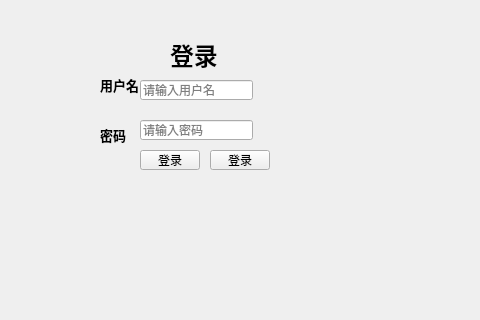
Above: login.ui from chichuxwx/Food-delivery-platform before the change; both pictures show x 200 to 680 and y 140 to 460 of the 800 by 600 pixel window. Below: the same form after it.
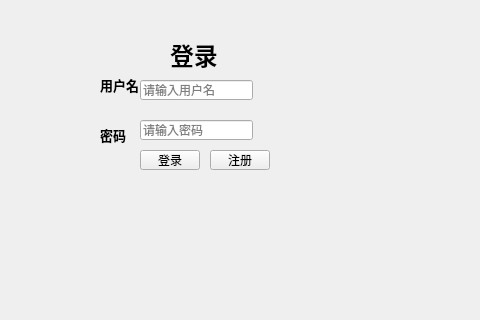
That is the form after the change.

Commit message: 注册页面新添checkbox

What changed in the file:
```diff
--- a/login.ui
+++ b/login.ui
@@ -183,7 +183,7 @@
      </size>
     </property>
     <property name="text">
-     <string>登录</string>
+     <string>注册</string>
     </property>
    </widget>
   </widget>
```
The commit also changes 12 other files.
